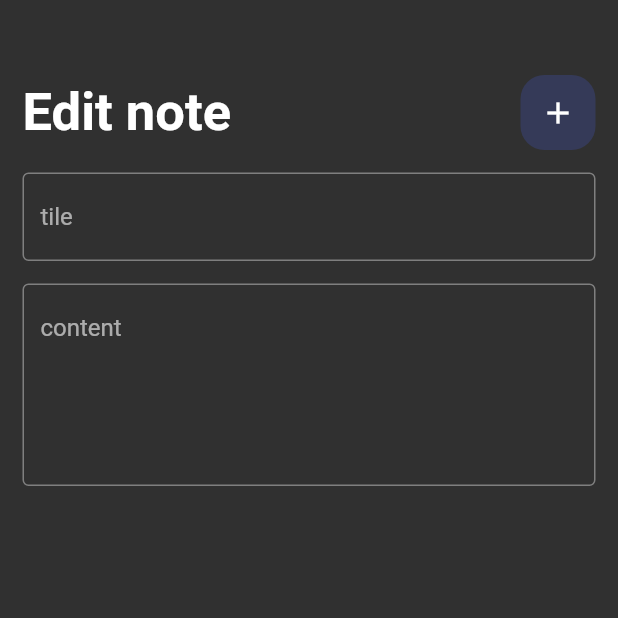
After one commit to ma7md-aymen/flutter-Note-app6, a Flutter app: the screen it shows after launch, after a tap on "const!", on a phone screen of 412 x 824 dp, the top half of it. The commit adds this screen. Run offline on Flutter 3.47's test engine with Material 2 defaults, Android fonts, the phone set to English and light mode, and no system bars; our stand-ins replace get.

Commit message:
adding edit note page

```diff
--- /dev/null
+++ b/lib/view/editnoteview.dart
@@ -0,0 +1,30 @@
+import 'package:flutter/material.dart';
+import 'package:noteapp6/view/widgets/textfiledshape.dart';
+
+import 'widgets/homeappbar.dart';
+
+class EditNoteview extends StatelessWidget {
+  const EditNoteview({super.key});
+
+  @override
+  Widget build(BuildContext context) {
+    return Scaffold(
+      body: Padding(
+        padding: const EdgeInsets.symmetric(horizontal: 15),
+        child: Column(
+          children: const [
+            SizedBox(height: 50),
+            HomeAppBar(
+              barname: 'Edit note',
+              icone: Icons.add,
+            ),
+            SizedBox(height: 15),
+            TextFild(hint: 'tile', maxlines: 1),
+            SizedBox(height: 15),
+            TextFild(hint: 'content', maxlines: 5),
+          ],
+        ),
+      ),
+    );
+  }
+}
--- a/lib/view/widgets/bodylisttile.dart
+++ b/lib/view/widgets/bodylisttile.dart
@@ -1,4 +1,6 @@
 import 'package:flutter/material.dart';
+import 'package:get/get.dart';
+import 'package:noteapp6/view/editnoteview.dart';
 
 class BodyListTile extends StatelessWidget {
   const BodyListTile({super.key});
@@ -7,6 +9,8 @@ class BodyListTile extends StatelessWidget {
   Widget build(BuildContext context) {
     return Padding(
       padding: const EdgeInsets.only(bottom: 20),
+      child: GestureDetector(
+        onTap: () => Get.to(() => const EditNoteview()),
         child: Container(
           padding: const EdgeInsets.only(top: 15, left: 10),
           decoration: BoxDecoration(
@@ -46,6 +50,7 @@ class BodyListTile extends StatelessWidget {
             ],
           ),
         ),
+      ),
     );
   }
 }
--- a/lib/view/widgets/homeappbar.dart
+++ b/lib/view/widgets/homeappbar.dart
@@ -2,21 +2,23 @@ import 'package:flutter/material.dart';
 import 'package:noteapp6/view/widgets/searchicon.dart';
 
 class HomeAppBar extends StatelessWidget {
-  const HomeAppBar({super.key});
+  const HomeAppBar({super.key, required this.barname, required this.icone});
 
+  final String barname;
+  final IconData icone;
   @override
   Widget build(BuildContext context) {
     return Row(
-      children: const [
+      children: [
         Text(
-          'Note It!',
-          style: TextStyle(
+          barname,
+          style: const TextStyle(
             fontSize: 35,
             fontWeight: FontWeight.bold,
           ),
         ),
-        Spacer(),
-        SearchIcon(),
+        const Spacer(),
+        SearchIcon(icon: icone),
       ],
     );
   }
--- a/lib/view/widgets/homebody.dart
+++ b/lib/view/widgets/homebody.dart
@@ -12,7 +12,7 @@ class HomeBody extends StatelessWidget {
       child: Column(
         children: const [
           SizedBox(height: 50),
-          HomeAppBar(),
+          HomeAppBar(barname: 'Note it!', icone: Icons.search),
           SizedBox(height: 10),
           Expanded(child: ListvBuilder()),
           // FloatingAction()
--- a/lib/view/widgets/searchicon.dart
+++ b/lib/view/widgets/searchicon.dart
@@ -1,8 +1,10 @@
 import 'package:flutter/material.dart';
+import 'package:get/get.dart';
 
 class SearchIcon extends StatelessWidget {
-  const SearchIcon({Key? key}) : super(key: key);
+  const SearchIcon({Key? key, required this.icon}) : super(key: key);
 
+  final IconData icon;
   @override
   Widget build(BuildContext context) {
     return Container(
@@ -12,8 +14,12 @@ class SearchIcon extends StatelessWidget {
         color: Colors.indigo.withOpacity(.3),
         borderRadius: BorderRadius.circular(16),
       ),
-      child: const Center(
-        child: Icon(Icons.search),
+      child: Center(
+        child: IconButton(
+            onPressed: () {
+              Get.back();
+            },
+            icon: Icon(icon)),
       ),
     );
   }
```
Lines whose indentation alone changed are shown as unchanged.
